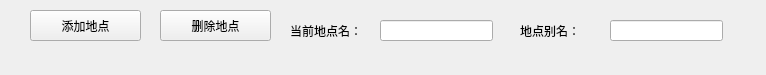
This is poswidget.ui in skleaves/CampusNav as Qt 5 draws it before an edit. The edited form follows.
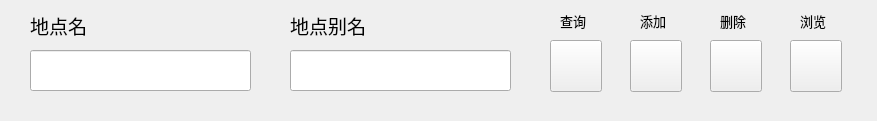
This is the edited form.

Commit message: feat: 完善了三个widget 添加了地点列表 路径查找、地图编辑功能基本完善

Diff of the .ui file:
```diff
--- a/poswidget.ui
+++ b/poswidget.ui
@@ -6,8 +6,8 @@
    <rect>
     <x>0</x>
     <y>0</y>
-    <width>766</width>
-    <height>75</height>
+    <width>877</width>
+    <height>121</height>
    </rect>
   </property>
   <property name="windowTitle">
@@ -16,73 +16,218 @@
   <widget class="QLabel" name="label">
    <property name="geometry">
     <rect>
-     <x>290</x>
-     <y>20</y>
-     <width>101</width>
-     <height>21</height>
+     <x>30</x>
+     <y>10</y>
+     <width>121</width>
+     <height>31</height>
     </rect>
    </property>
+   <property name="font">
+    <font>
+     <family>幼圆</family>
+     <pointsize>14</pointsize>
+    </font>
+   </property>
    <property name="text">
-    <string>当前地点名：</string>
+    <string>地点名</string>
    </property>
   </widget>
   <widget class="QLabel" name="label_2">
    <property name="geometry">
     <rect>
-     <x>520</x>
-     <y>20</y>
+     <x>290</x>
+     <y>10</y>
      <width>101</width>
-     <height>21</height>
+     <height>31</height>
     </rect>
    </property>
+   <property name="font">
+    <font>
+     <family>幼圆</family>
+     <pointsize>14</pointsize>
+    </font>
+   </property>
    <property name="text">
-    <string>地点别名：</string>
-   </property>
-  </widget>
-  <widget class="QLineEdit" name="line1st">
-   <property name="geometry">
-    <rect>
-     <x>380</x>
-     <y>20</y>
-     <width>113</width>
-     <height>21</height>
-    </rect>
+    <string>地点别名</string>
    </property>
   </widget>
   <widget class="QLineEdit" name="line2nd">
    <property name="geometry">
     <rect>
-     <x>610</x>
-     <y>20</y>
-     <width>113</width>
-     <height>21</height>
+     <x>290</x>
+     <y>50</y>
+     <width>221</width>
+     <height>41</height>
     </rect>
    </property>
+   <property name="font">
+    <font>
+     <family>方正标雅宋_GBK</family>
+     <pointsize>12</pointsize>
+    </font>
+   </property>
   </widget>
   <widget class="QPushButton" name="pushBtnAdd">
    <property name="geometry">
     <rect>
-     <x>30</x>
-     <y>10</y>
-     <width>111</width>
-     <height>31</height>
+     <x>630</x>
+     <y>40</y>
+     <width>52</width>
+     <height>52</height>
     </rect>
    </property>
    <property name="text">
-    <string>添加地点</string>
+    <string/>
    </property>
   </widget>
   <widget class="QPushButton" name="pushBtnDel">
    <property name="geometry">
     <rect>
-     <x>160</x>
+     <x>710</x>
+     <y>40</y>
+     <width>52</width>
+     <height>52</height>
+    </rect>
+   </property>
+   <property name="text">
+    <string/>
+   </property>
+  </widget>
+  <widget class="QLabel" name="label_3">
+   <property name="geometry">
+    <rect>
+     <x>640</x>
      <y>10</y>
-     <width>111</width>
-     <height>31</height>
+     <width>41</width>
+     <height>21</height>
     </rect>
    </property>
+   <property name="font">
+    <font>
+     <family>幼圆</family>
+     <pointsize>10</pointsize>
+    </font>
+   </property>
    <property name="text">
-    <string>删除地点</string>
+    <string>添加</string>
+   </property>
+  </widget>
+  <widget class="QLabel" name="label_4">
+   <property name="geometry">
+    <rect>
+     <x>720</x>
+     <y>10</y>
+     <width>41</width>
+     <height>21</height>
+    </rect>
+   </property>
+   <property name="font">
+    <font>
+     <family>幼圆</family>
+     <pointsize>10</pointsize>
+    </font>
+   </property>
+   <property name="text">
+    <string>删除</string>
+   </property>
+  </widget>
+  <widget class="QPushButton" name="pushBtnGo">
+   <property name="geometry">
+    <rect>
+     <x>550</x>
+     <y>40</y>
+     <width>52</width>
+     <height>52</height>
+    </rect>
+   </property>
+   <property name="text">
+    <string/>
+   </property>
+  </widget>
+  <widget class="QLabel" name="label_5">
+   <property name="geometry">
+    <rect>
+     <x>550</x>
+     <y>10</y>
+     <width>41</width>
+     <height>21</height>
+    </rect>
+   </property>
+   <property name="font">
+    <font>
+     <family>方正标雅宋_GBK</family>
+     <pointsize>10</pointsize>
+    </font>
+   </property>
+   <property name="text">
+    <string/>
+   </property>
+  </widget>
+  <widget class="QPushButton" name="pushBtnEdit">
+   <property name="geometry">
+    <rect>
+     <x>790</x>
+     <y>40</y>
+     <width>52</width>
+     <height>52</height>
+    </rect>
+   </property>
+   <property name="text">
+    <string/>
+   </property>
+  </widget>
+  <widget class="QLabel" name="label_6">
+   <property name="geometry">
+    <rect>
+     <x>800</x>
+     <y>10</y>
+     <width>41</width>
+     <height>21</height>
+    </rect>
+   </property>
+   <property name="font">
+    <font>
+     <family>幼圆</family>
+     <pointsize>10</pointsize>
+    </font>
+   </property>
+   <property name="text">
+    <string>浏览</string>
+   </property>
+  </widget>
+  <widget class="QLabel" name="label_7">
+   <property name="geometry">
+    <rect>
+     <x>560</x>
+     <y>10</y>
+     <width>41</width>
+     <height>21</height>
+    </rect>
+   </property>
+   <property name="font">
+    <font>
+     <family>幼圆</family>
+     <pointsize>10</pointsize>
+    </font>
+   </property>
+   <property name="text">
+    <string>查询</string>
+   </property>
+  </widget>
+  <widget class="QLineEdit" name="line1st">
+   <property name="geometry">
+    <rect>
+     <x>30</x>
+     <y>50</y>
+     <width>221</width>
+     <height>41</height>
+    </rect>
+   </property>
+   <property name="font">
+    <font>
+     <family>方正标雅宋_GBK</family>
+     <pointsize>12</pointsize>
+    </font>
    </property>
   </widget>
  </widget>
```
The commit also changes 27 other files.
